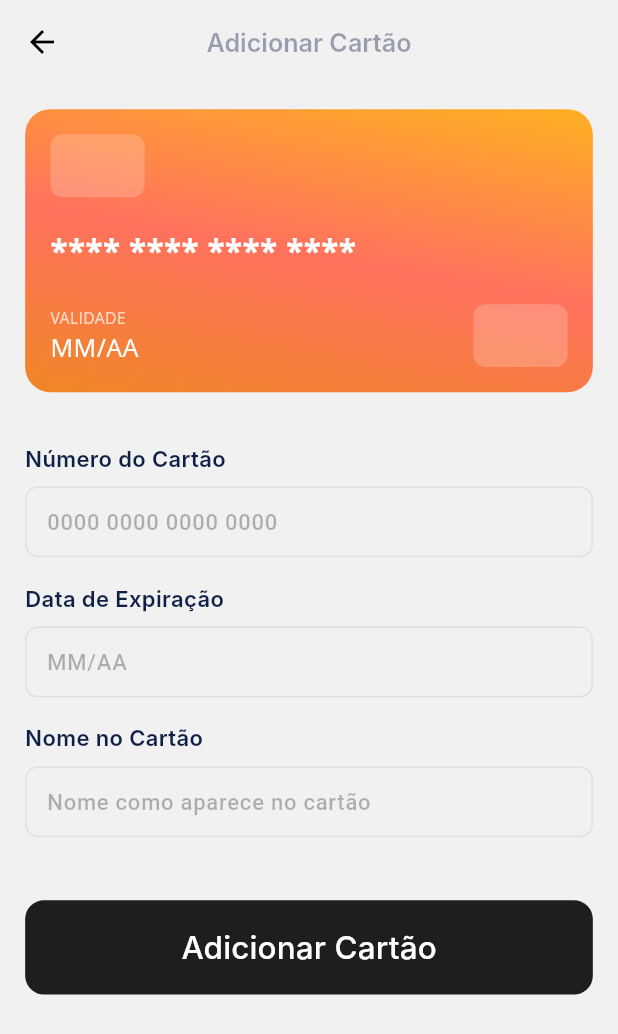
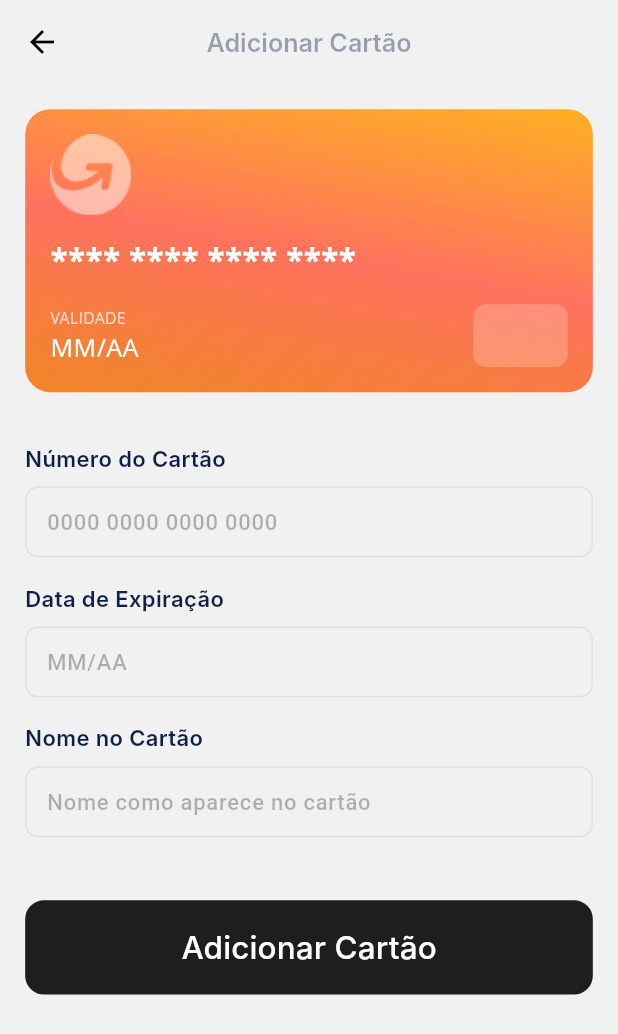
Before and after one commit to WUNDU/wundu-mobile, a Flutter app: the AddCardManualScreen screen opened by its route, on a phone screen of 412 x 824 dp. Shown: the top 1034 px of the screen. Run offline on Flutter 3.47's test engine with Material 3 defaults, Android fonts, the phone set to English and light mode, and no system bars; our stand-ins replace cached_network_image, dotted_border, equatable, flutter_bloc, flutter_screenutil, flutter_svg and 3 more; accounts and stored records are empty; Roboto replaces fonts that are missing (Inter, Open Sans, Poppins).

Commit message:
📕 chore: add logo on card

```diff
--- a/lib/views/card/add_card_manual/add_card_manual_screen.dart
+++ b/lib/views/card/add_card_manual/add_card_manual_screen.dart
@@ -121,14 +121,11 @@ class _AddCardManualScreenState extends State<AddCardManualScreen> {
                           mainAxisAlignment: MainAxisAlignment.spaceBetween,
                           children: [
                             // Chip
-                            Container(
-                              height: 40.h,
-                              width: 60.h,
-                              decoration: BoxDecoration(
-                                // ignore: deprecated_member_use
-                                color: Colors.white.withOpacity(0.2),
-                                borderRadius: BorderRadius.circular(8.h),
-                              ),
+                            CustomImageView(
+                              imagePath: ImageConstant
+                                  .logo, // Caminho do logotipo da aplicação
+                              color: Colors.white.withOpacity(
+                                  0.5), // Ajuste a opacidade conforme necessário
                             ),
                             // Card number
                             Text(
```
